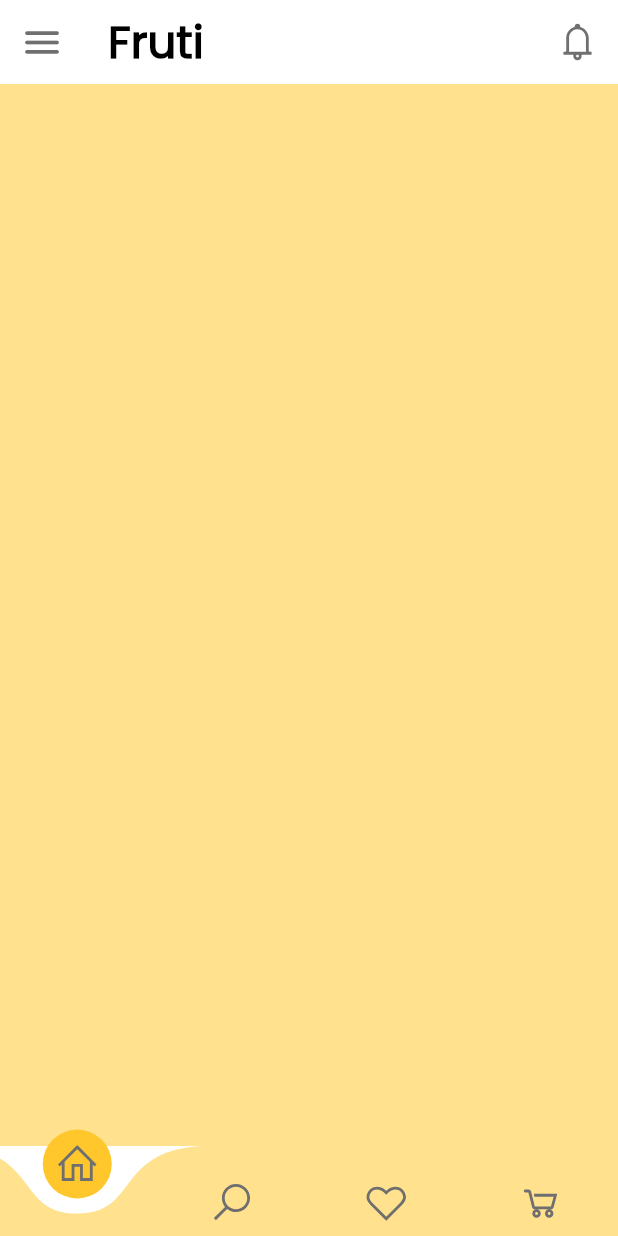
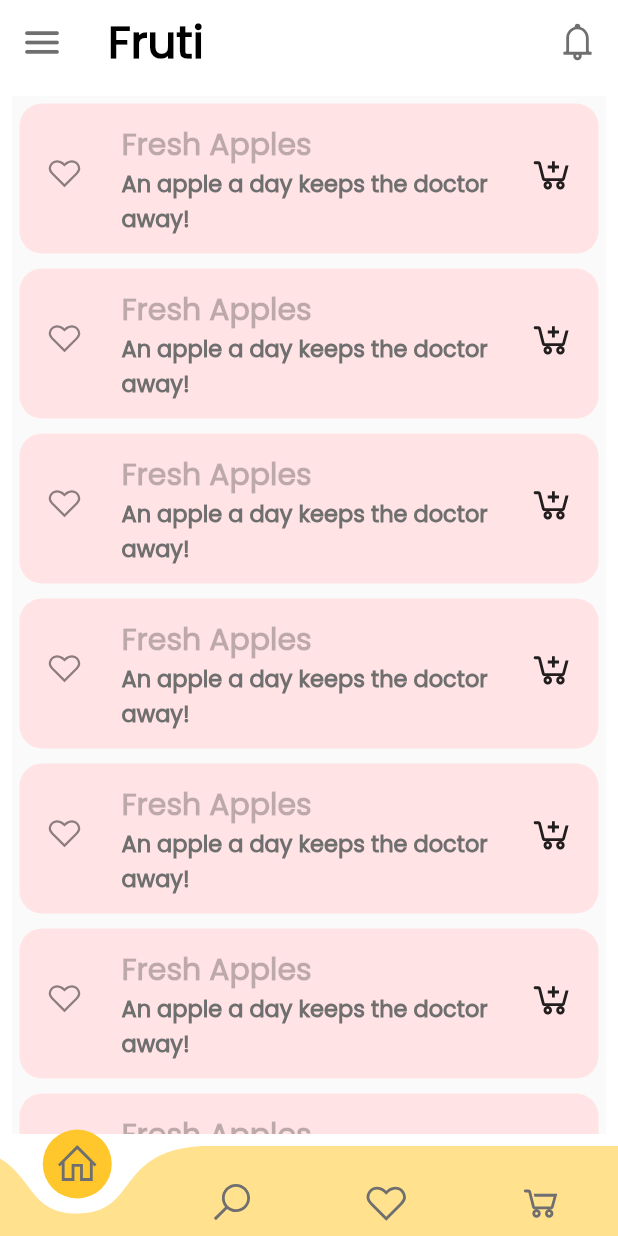
Before and after one commit to dwvicy/fruti, a Flutter app: the screen it shows after launch, swiped to page 3, on a phone screen of 412 x 824 dp. Run offline on Flutter 3.47's test engine with Material 2 defaults, Android fonts, the phone set to English and light mode, and no system bars; drawn by our look-alikes of curved_navigation_bar; our stand-ins replace carousel_slider, line_icons.

Commit message:
ui: fruitlist

```diff
--- a/lib/constants/AppTheme.dart
+++ b/lib/constants/AppTheme.dart
@@ -9,3 +9,28 @@ class AppTheme {
   static const Color red = Color(0xFFFF303E);
   static const Color green = Color(0xFF94E870);
 }
+
+class Style {
+  static const TextStyle bigHead = TextStyle(
+      fontFamily: 'Poppins',
+      fontWeight: FontWeight.bold,
+      fontSize: 30,
+      color: Colors.black26);
+  static const TextStyle productName = TextStyle(
+      fontFamily: 'Poppins',
+      fontWeight: FontWeight.bold,
+      fontSize: 20,
+      color: Colors.black26);
+  static const TextStyle productDesc = TextStyle(
+    fontFamily: 'Poppins',
+    fontWeight: FontWeight.bold,
+    fontSize: 15,
+    color: AppTheme.gray,
+  );
+  static const TextStyle productPrice = TextStyle(
+    fontFamily: 'Poppins',
+    fontWeight: FontWeight.w600,
+    fontSize: 20,
+    color: Colors.black54,
+  );
+}
--- /dev/null
+++ b/lib/constants/fruits.dart
@@ -0,0 +1,51 @@
+import 'package:flutter/material.dart';
+import 'package:fruti/constants/AppTheme.dart';
+import 'package:line_icons/line_icons.dart';
+
+class FruitList extends StatefulWidget {
+  @override
+  _FruitListState createState() => _FruitListState();
+}
+
+class _FruitListState extends State<FruitList> {
+  @override
+  Widget build(BuildContext context) {
+    return ListView.builder(
+      itemCount: 15,
+      itemBuilder: (context, index) {
+        return Padding(
+          padding: const EdgeInsets.all(5.0),
+          child: Container(
+            decoration: BoxDecoration(
+                borderRadius: BorderRadius.circular(15),
+                color: AppTheme.lightRed),
+            child: ListTile(
+              contentPadding: EdgeInsets.all(8),
+              isThreeLine: true,
+              leading: Padding(
+                padding: EdgeInsets.all(10),
+                child: Icon(LineIcons.heart),
+              ),
+              title: Text(
+                'Fresh Apples',
+                style: Style.productName,
+              ),
+              subtitle: Text(
+                'An apple a day keeps the doctor away!',
+                style: Style.productDesc,
+              ),
+              trailing: Padding(
+                padding: const EdgeInsets.all(8.0),
+                child: Icon(
+                  LineIcons.cart_plus,
+                  color: Colors.black87,
+                  size: 30,
+                ),
+              ),
+            ),
+          ),
+        );
+      },
+    );
+  }
+}
--- a/lib/constants/home.dart
+++ b/lib/constants/nav.dart
@@ -59,7 +59,9 @@ class _MyHomeState extends State<MyHome> {
         backgroundColor: Colors.white,
         elevation: 0,
       ),
-      body: PageView(
+      body: Padding(
+        padding: const EdgeInsets.all(8.0),
+        child: PageView(
             physics: NeverScrollableScrollPhysics(),
             controller: _pageController,
             children: pages,
@@ -68,6 +70,7 @@ class _MyHomeState extends State<MyHome> {
                 _pageController.jumpToPage(index);
               });
             }),
+      ),
       bottomNavigationBar: CurvedNavigationBar(
         height: 60,
         backgroundColor: Colors.transparent,
--- a/lib/screens/main.dart
+++ b/lib/main.dart
@@ -1,5 +1,5 @@
 import 'package:flutter/material.dart';
-import 'package:fruti/constants/home.dart';
+import 'package:fruti/constants/nav.dart';
 
 void main() {
   runApp(Fruti());
--- a/lib/screens/favorites.dart
+++ b/lib/screens/favorites.dart
@@ -1,12 +1,13 @@
 import 'package:flutter/cupertino.dart';
 import 'package:flutter/material.dart';
 import 'package:fruti/constants/AppTheme.dart';
+import 'package:fruti/constants/fruits.dart';
 
 class Favorites extends StatelessWidget {
   @override
   Widget build(BuildContext context) {
     return Scaffold(
-      backgroundColor: AppTheme.lightYellow,
+      body: FruitList(),
     );
   }
 }
```
Also changed, not shown: 1 other file. Lines whose indentation alone changed are shown as unchanged.
